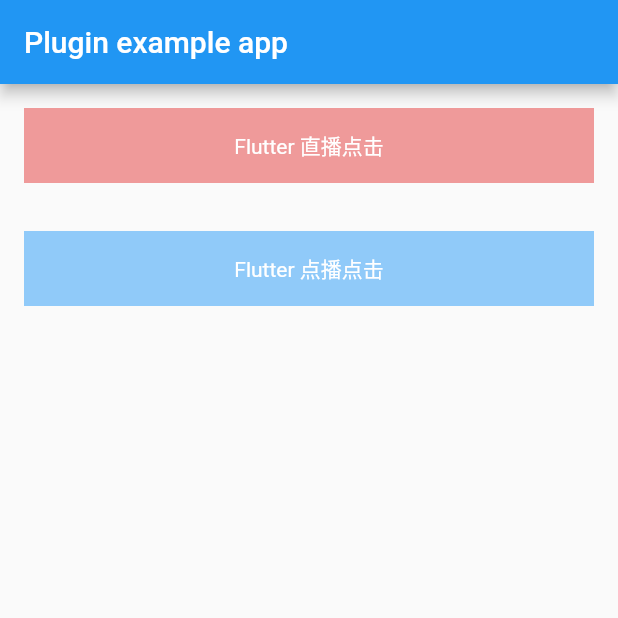
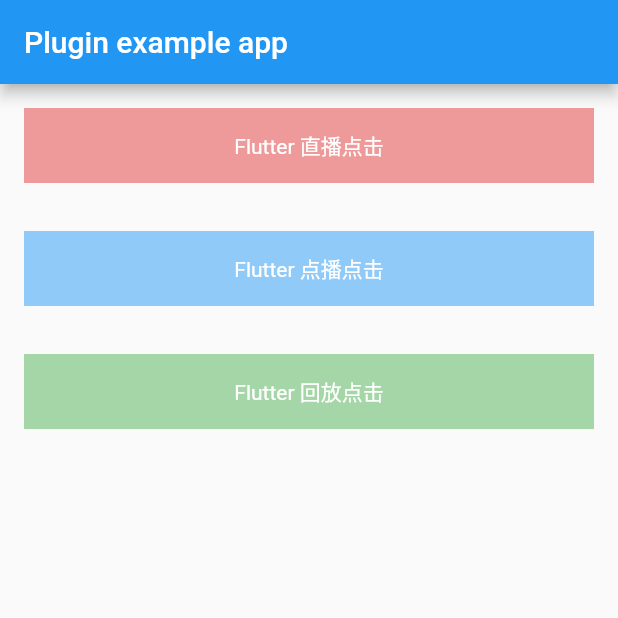
Before and after one commit to AlanGrey/Flutter_bjy_live, a Flutter app: the screen it shows after launch, on a phone screen of 412 x 824 dp, the top half of it. Run offline on Flutter 3.47's test engine with Material 2 defaults, Android fonts, the phone set to English and light mode, and no system bars.

Commit message:
添加在线录播方式

```diff
--- a/example/lib/main.dart
+++ b/example/lib/main.dart
@@ -28,6 +28,7 @@
           children: <Widget>[
             _buildLiveBtn(),
             _buildVideoBtn(),
+            _buildPlayBackBtn(),
           ],
         ),
       ),
@@ -86,4 +87,28 @@
       },
     );
   }
+
+  Widget _buildPlayBackBtn() {
+    return GestureDetector(
+      child: Container(
+        height: 50.0,
+        width: double.infinity,
+        color: Colors.green.shade200,
+        child: Center(
+          child: Text(
+            "Flutter 回放点击",
+            style: TextStyle(color: Colors.white),
+          ),
+        ),
+        margin: EdgeInsets.all(16.0),
+      ),
+      onTap: () {
+        FlutterLive.instance.startPlayBackActivity(
+          "19101439231218",
+          "HaMD5BeUx-PPdaHUGveyXZK_gYveYItZq-5C3ldqmyCDeKo7A43xJzPqtYznXLn1CqdH1zJ1Si0",
+          "0",
+        );
+      },
+    );
+  }
 }
```
Also changed, not shown: lib/flutter_live.dart (+9 -0 lines), 1 other file.
